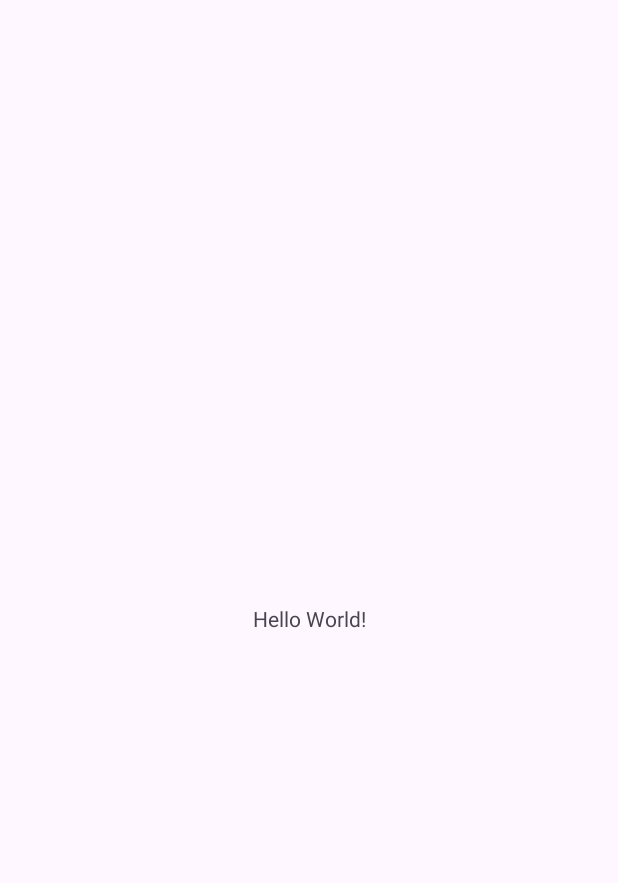
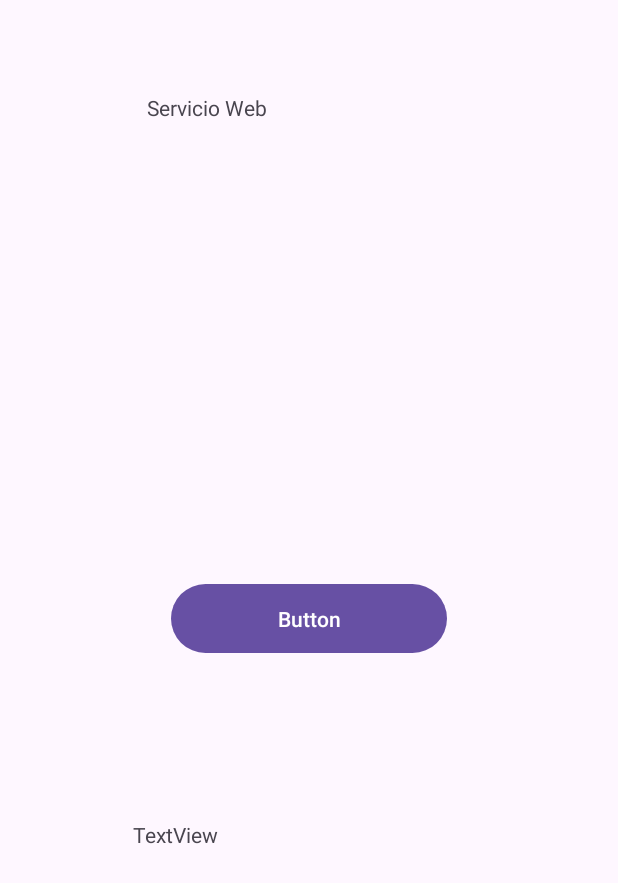
Before and after one commit to vinuezag/ClienteMovil_GV, an Android app: the screen it shows after launch (MainActivity), on a phone screen of 412 x 824 dp. Before the commit the part shown is almost empty. Shown: the top 883 px of the screen. Run offline under Robolectric (Android 15) with nearby library versions, the phone set to English and light mode, and no system bars; our stand-ins replace Volley.

Commit message:
Cliente movil

```diff
--- a/app/build.gradle
+++ b/app/build.gradle
@@ -34,6 +34,7 @@ dependencies {
     implementation libs.material
     implementation libs.activity
     implementation libs.constraintlayout
+    implementation 'com.android.volley:volley:1.2.1'
     testImplementation libs.junit
     androidTestImplementation libs.ext.junit
     androidTestImplementation libs.espresso.core
--- a/app/src/main/AndroidManifest.xml
+++ b/app/src/main/AndroidManifest.xml
@@ -1,6 +1,8 @@
 <?xml version="1.0" encoding="utf-8"?>
 <manifest xmlns:android="http://schemas.android.com/apk/res/android"
     xmlns:tools="http://schemas.android.com/tools">
+    <uses-permission android:name="android.permission.INTERNET" />
+
 
     <application
         android:allowBackup="true"
--- a/app/src/main/java/com/cm/clientemovil/MainActivity.java
+++ b/app/src/main/java/com/cm/clientemovil/MainActivity.java
@@ -2,23 +2,57 @@ package com.cm.clientemovil;
 
 import android.os.Bundle;
 
-import androidx.activity.EdgeToEdge;
 import androidx.appcompat.app.AppCompatActivity;
-import androidx.core.graphics.Insets;
-import androidx.core.view.ViewCompat;
-import androidx.core.view.WindowInsetsCompat;
+import android.view.View;
+import android.widget.Button;
+import android.widget.Toast;
+import com.android.volley.Request;
+import com.android.volley.Response;
+import com.android.volley.VolleyError;
+import com.android.volley.toolbox.StringRequest;
+import com.android.volley.toolbox.Volley;
 
 public class MainActivity extends AppCompatActivity {
 
     @Override
     protected void onCreate(Bundle savedInstanceState) {
         super.onCreate(savedInstanceState);
-        EdgeToEdge.enable(this);
         setContentView(R.layout.activity_main);
-        ViewCompat.setOnApplyWindowInsetsListener(findViewById(R.id.main), (v, insets) -> {
-            Insets systemBars = insets.getInsets(WindowInsetsCompat.Type.systemBars());
-            v.setPadding(systemBars.left, systemBars.top, systemBars.right, systemBars.bottom);
-            return insets;
+
+        Button sendRequestButton = findViewById(R.id.btn_boton);
+
+        sendRequestButton.setOnClickListener(new View.OnClickListener() {
+            @Override
+            public void onClick(View v) {
+                // Ejecutar la solicitud HTTP usando Volley
+                Solicitud();
+            }
         });
+
+    }
+
+    private void Solicitud() {
+        // Crear una nueva solicitud de tipo GET
+        String url = "http://10.10.35.81:3000/mensaje"; // Cambia esto si usas un dispositivo físico, como http://192.168.x.x:3000/mensaje
+
+        // Crear un StringRequest
+        StringRequest stringRequest = new StringRequest(Request.Method.GET, url,
+                new Response.Listener<String>() {
+                    @Override
+                    public void onResponse(String response) {
+                        // Si la solicitud es exitosa
+                        Toast.makeText(MainActivity.this, "Respuesta del servidor: " + response, Toast.LENGTH_SHORT).show();
+                    }
+                },
+                new Response.ErrorListener() {
+                    @Override
+                    public void onErrorResponse(VolleyError error) {
+                        // Si ocurre un error en la solicitud
+                        Toast.makeText(MainActivity.this, "Error en la solicitud: " + error.getMessage(), Toast.LENGTH_SHORT).show();
+                    }
+                });
+
+        // Crear un RequestQueue para gestionar la solicitud
+        Volley.newRequestQueue(this).add(stringRequest);
     }
 }
--- a/app/src/main/res/layout/activity_main.xml
+++ b/app/src/main/res/layout/activity_main.xml
@@ -8,12 +8,37 @@
     tools:context=".MainActivity">
 
     <TextView
-        android:layout_width="wrap_content"
-        android:layout_height="wrap_content"
-        android:text="Hello World!"
+        android:id="@+id/lbl_text"
+        android:layout_width="231dp"
+        android:layout_height="51dp"
+        android:text="Servicio Web"
+        app:layout_constraintBottom_toBottomOf="parent"
+        app:layout_constraintEnd_toEndOf="parent"
+        app:layout_constraintHorizontal_bias="0.541"
+        app:layout_constraintStart_toStartOf="parent"
+        app:layout_constraintTop_toTopOf="parent"
+        app:layout_constraintVertical_bias="0.08" />
+
+    <Button
+        android:id="@+id/btn_boton"
+        android:layout_width="184dp"
+        android:layout_height="54dp"
+        android:text="Button"
         app:layout_constraintBottom_toBottomOf="parent"
         app:layout_constraintEnd_toEndOf="parent"
         app:layout_constraintStart_toStartOf="parent"
         app:layout_constraintTop_toTopOf="parent" />
 
+    <TextView
+        android:id="@+id/lbl_HM"
+        android:layout_width="233dp"
+        android:layout_height="35dp"
+        android:text="TextView"
+        app:layout_constraintBottom_toBottomOf="parent"
+        app:layout_constraintEnd_toEndOf="parent"
+        app:layout_constraintHorizontal_bias="0.498"
+        app:layout_constraintStart_toStartOf="parent"
+        app:layout_constraintTop_toTopOf="parent"
+        app:layout_constraintVertical_bias="0.693" />
+
 </androidx.constraintlayout.widget.ConstraintLayout>
```
